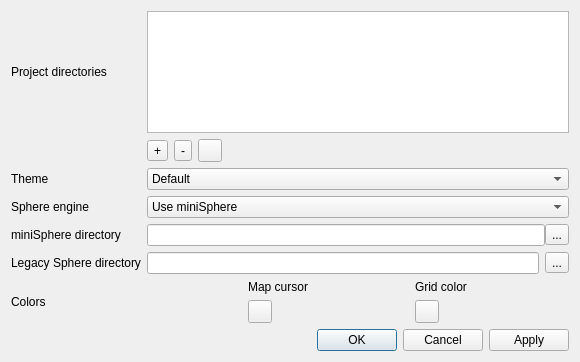
This is src/dialogs/settingswindow.ui in Eggbertx/QtSphere-IDE as Qt 5 draws it before an edit. The edited form follows.
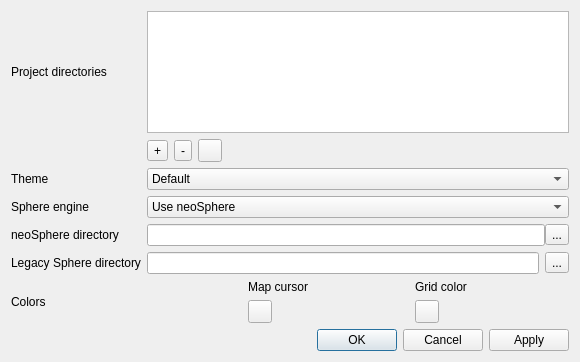
This is the edited form. Custom widgets are drawn as their Qt base class.

Diff of the .ui file:
```diff
--- a/src/dialogs/settingswindow.ui
+++ b/src/dialogs/settingswindow.ui
@@ -143,7 +143,7 @@
    <item row="4" column="0">
     <widget class="QLabel" name="miniSphereDir_lbl">
      <property name="text">
-      <string>miniSphere directory</string>
+      <string>neoSphere directory</string>
      </property>
     </widget>
    </item>
@@ -217,9 +217,12 @@
      <property name="toolTip">
       <string>&lt;html&gt;&lt;head/&gt;&lt;body&gt;&lt;p&gt;If the legacy engine is chosen on a non-Windows OS and WINE is available, it will be used.&lt;/p&gt;&lt;/body&gt;&lt;/html&gt;</string>
      </property>
+     <property name="currentText">
+      <string>Use neoSphere</string>
+     </property>
      <item>
       <property name="text">
-       <string>Use miniSphere</string>
+       <string>Use neoSphere</string>
       </property>
      </item>
      <item>
```
Left out of the diff: 6 changed lines with no effect on the pictures.
